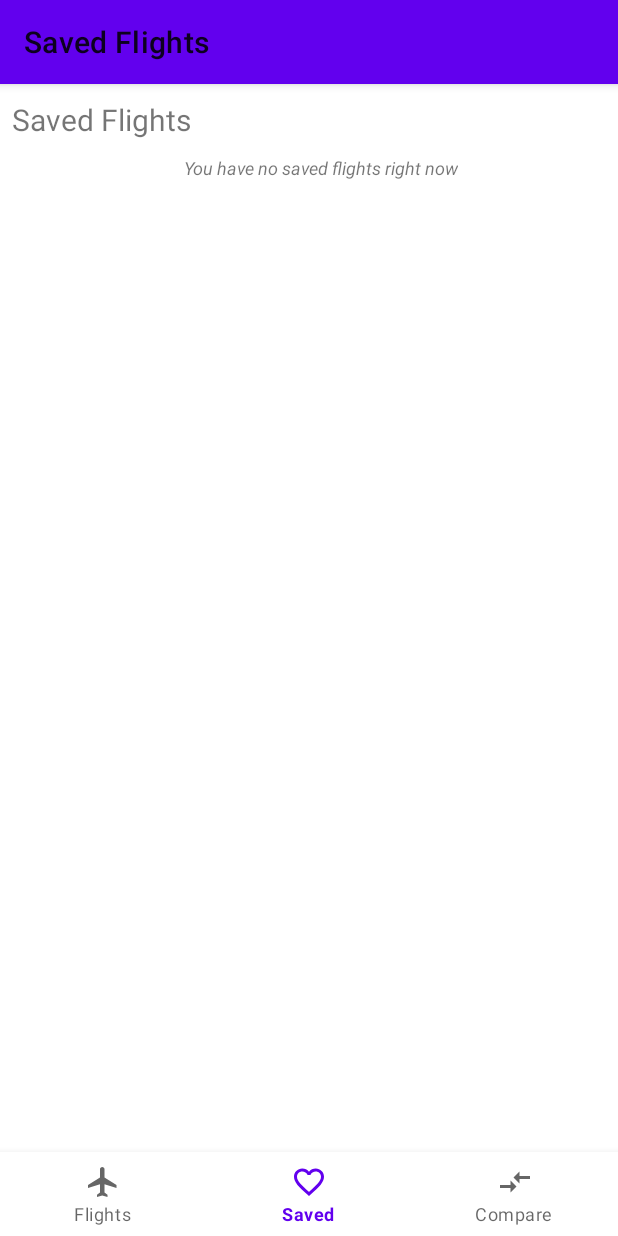
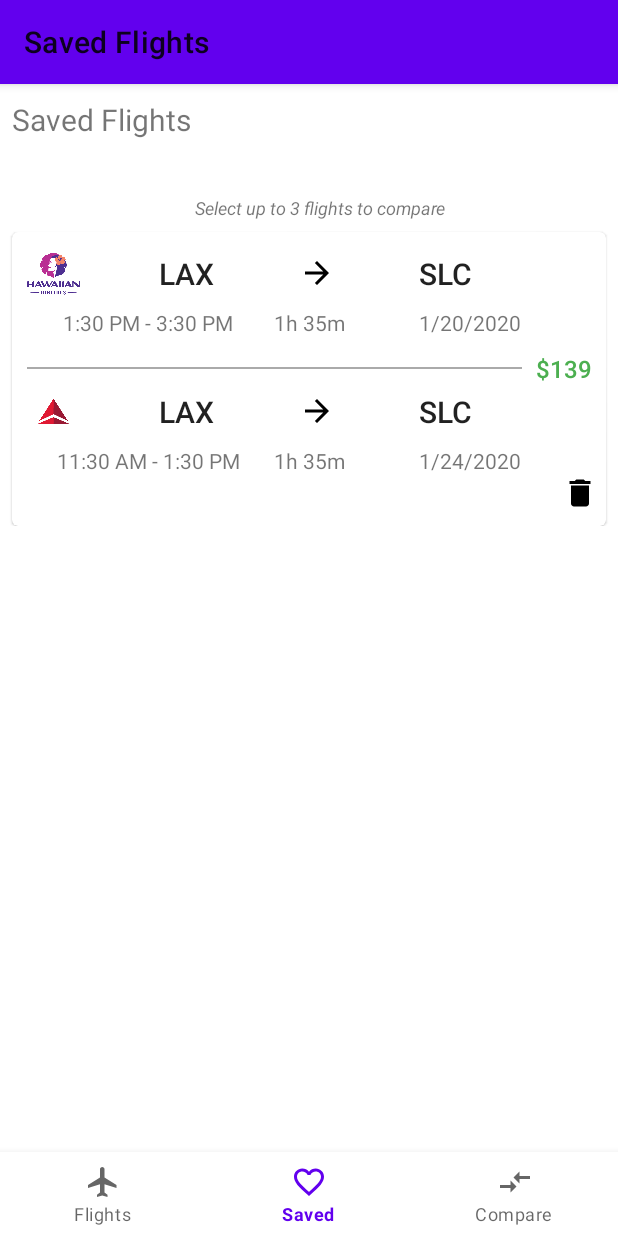
Before and after one commit to amandaf360/FlightCompare, an Android app: the screen it shows after launch (MainActivity), item 2 of the bottom bar chosen, on a phone screen of 412 x 824 dp. Run offline under Robolectric (Android 15) with nearby library versions, the phone set to English and light mode, and no system bars; our stand-ins replace Firebase (no records; nobody signed in at launch, a user with empty details on screens opened directly).

Commit message:
fixing some search results stuff

```diff
--- a/app/src/main/java/com/example/flightcompare/Data/Singleton.java
+++ b/app/src/main/java/com/example/flightcompare/Data/Singleton.java
@@ -236,7 +236,7 @@ public class Singleton {
     }
 
     public static void addSavedTrip(Trip trip){
-        data._addTrip(trip);
+        data._addSavedTrip(trip);
     }
 
     private void _addSavedTrip(Trip trip){
--- a/app/src/main/java/com/example/flightcompare/FlightsTab/MyFlightResultRecyclerViewAdapter.java
+++ b/app/src/main/java/com/example/flightcompare/FlightsTab/MyFlightResultRecyclerViewAdapter.java
@@ -93,7 +93,7 @@ public class MyFlightResultRecyclerViewAdapter extends RecyclerView.Adapter<MyFl
     @Override
     public void onBindViewHolder(ViewHolder holder, int position) {
         Trip trip = mItems.get(position);
-        boolean roundTrip = (trip.getInboundLeg() != null);
+        boolean roundTrip = (trip.getInboundLeg().getDepartureDate() != null);
 
         holder.departAirlineImage.setImageResource(R.drawable.delta_logo);
         // parse the time for the outbound leg
--- a/app/src/main/java/com/example/flightcompare/SavedFlights.java
+++ b/app/src/main/java/com/example/flightcompare/SavedFlights.java
@@ -16,6 +16,7 @@ import android.widget.TextView;
 
 import com.example.flightcompare.Data.CollectionObjects.Airport;
 import com.example.flightcompare.Data.CollectionObjects.Flight;
+import com.example.flightcompare.Data.JsonObjects.Trip;
 import com.example.flightcompare.Data.Singleton;
 import com.example.flightcompare.FlightsTab.MyFlightResultRecyclerViewAdapter;
 import com.google.android.material.card.MaterialCardView;
@@ -28,7 +29,7 @@ public class SavedFlights extends Fragment {
 //    private RecyclerView mRecyclerView;
 //    private RecyclerView.Adapter mAdapter;
 //    private RecyclerView.LayoutManager mLayoutManager;
-    private ArrayList<Flight> savedList;
+    private ArrayList<Trip> savedList;
     private ArrayList<MaterialCardView> savedCards;
     LinearLayout cardContainer;
 
@@ -95,8 +96,18 @@ public class SavedFlights extends Fragment {
         selectSavedFlightsText = view.findViewById(R.id.textview_select_saved_flights);
         cardContainer = view.findViewById(R.id.savedCardContainer);
 
+        //resultsList = Singleton.getTripsForSearch(fromAirport, destAirport, departDate, returnDate);
+        ArrayList<Trip> resultsList = Singleton.getTrips();
+        System.out.println("Results list size: " + resultsList.size());
+
+        // save some of the flights
+        for(int i = 0; i < 3; i++) {
+            Singleton.addSavedTrip(resultsList.get(i));
+        }
+
         // get all saved flights
-        savedList = Singleton.getSavedFlights();
+        savedList = Singleton.getSavedTrips();
+        System.out.println("Saved list size: " + savedList.size());
 
         if(savedList.size() != 0) {
             noSavedFlightsText.setVisibility(View.INVISIBLE);
@@ -191,9 +202,10 @@ public class SavedFlights extends Fragment {
 //
 //        int price;
 
-        for(final Flight f : savedList) {
-            outgoingLegDepartureAirport.setText(f.getFrom_location().getAirport_code());
-            outgoingLegDestinationAirport.setText(f.getTo_location().getAirport_code());
+        for(final Trip t : savedList) {
+            System.out.println("ADDING A SAVED CARD");
+            outgoingLegDepartureAirport.setText(t.getOutboundLeg().getOriginId());
+            outgoingLegDestinationAirport.setText(t.getOutboundLeg().getDestinationId());
 //            outgoingLegAirline = f.getAirline();
 //            outgoingLegDepartureAirport = f.getFrom_location().getAirport_code();
 //            outgoingLegDestinationAirport = f.getTo_location().getAirport_code();
@@ -214,19 +226,22 @@ public class SavedFlights extends Fragment {
                 @Override
                 public void onClick(View view) {
                     // need to remove the flight from the saved list
-                    deleteFlight(view, f);
+                    deleteTrip(view, t);
                 }
             });
+            if(cardView.getParent() != null) {
+                ((ViewGroup)cardView.getParent()).removeView(cardView); // <- fix
+            }
             cardContainer.addView(cardView);
         }
 
     }
 
-    private void deleteFlight(View v, Flight f) {
+    private void deleteTrip(View v, Trip t) {
         // remove the flight from the view
         cardContainer.removeView(v);
         // need to actually remove it from the saved list though
-//        Singleton.removeSavedFlight(f);
+        Singleton.removeSavedTrip(t);
     }
 
 }
--- a/app/src/main/res/layout/fragment_saved_flights.xml
+++ b/app/src/main/res/layout/fragment_saved_flights.xml
@@ -2,6 +2,7 @@
 
 <LinearLayout xmlns:android="http://schemas.android.com/apk/res/android"
     xmlns:app="http://schemas.android.com/apk/res-auto"
+    android:id="@+id/savedContainer"
     xmlns:tools="http://schemas.android.com/tools"
     android:layout_width="match_parent"
     android:layout_height="match_parent"
--- a/app/src/main/res/layout/fragment_saved_flights_list_item.xml
+++ b/app/src/main/res/layout/fragment_saved_flights_list_item.xml
@@ -99,8 +99,8 @@
                             android:id="@+id/saved_flights_depart_airport_text"
                             android:layout_width="wrap_content"
                             android:layout_height="wrap_content"
-                            android:layout_marginLeft="20dp"
-                            android:layout_marginRight="20dp"
+                            android:layout_marginLeft="10dp"
+                            android:layout_marginRight="10dp"
                             android:text="SLC"
                             android:textAppearance="@style/TextAppearance.AppCompat.Body2"
                             android:textSize="20sp" />
@@ -117,8 +117,8 @@
                             android:id="@+id/saved_flights_dest_airport_text"
                             android:layout_width="wrap_content"
                             android:layout_height="wrap_content"
-                            android:layout_marginLeft="20dp"
-                            android:layout_marginRight="20dp"
+                            android:layout_marginLeft="10dp"
+                            android:layout_marginRight="10dp"
                             android:text="LAX"
                             android:textAppearance="@style/TextAppearance.AppCompat.Body2"
                             android:textSize="20sp" />
@@ -225,8 +225,8 @@
                             android:id="@+id/saved_flights_return_from_airport_text"
                             android:layout_width="wrap_content"
                             android:layout_height="wrap_content"
-                            android:layout_marginLeft="20dp"
-                            android:layout_marginRight="20dp"
+                            android:layout_marginLeft="10dp"
+                            android:layout_marginRight="10dp"
                             android:text="LAX"
                             android:textAppearance="@style/TextAppearance.AppCompat.Body2"
                             android:textSize="20sp" />
@@ -243,8 +243,8 @@
                             android:id="@+id/saved_flights_return_to_airport_text"
                             android:layout_width="wrap_content"
                             android:layout_height="wrap_content"
-                            android:layout_marginLeft="20dp"
-                            android:layout_marginRight="20dp"
+                            android:layout_marginLeft="10dp"
+                            android:layout_marginRight="10dp"
                             android:text="SLC"
                             android:textAppearance="@style/TextAppearance.AppCompat.Body2"
                             android:textSize="20sp" />
```
